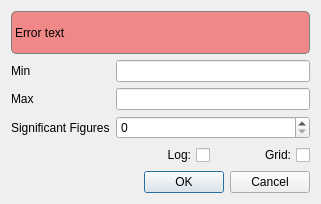
Before: the Qt Designer form qt/applications/workbench/workbench/plotting/axiseditor.ui in mantidproject/mantid, drawn with Qt 5.
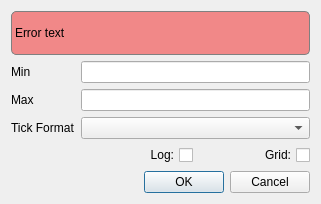
After: the same form once the commit is applied.

Commit message:
Add option to control axes tick format
This commit changes the previous commit from setting decimal places on plot axes to controlling the tick formatting so that they can be set independent of the axes scale.

re: #28853

```diff
--- a/qt/applications/workbench/workbench/plotting/axiseditor.ui
+++ b/qt/applications/workbench/workbench/plotting/axiseditor.ui
@@ -90,12 +90,12 @@
    <item row="5" column="1">
     <widget class="QLabel" name="label_3">
      <property name="text">
-      <string>Significant Figures</string>
+      <string>Tick Format</string>
      </property>
     </widget>
    </item>
    <item row="5" column="2">
-    <widget class="QSpinBox" name="editor_dec_place"/>
+    <widget class="QComboBox" name="editor_format"/>
    </item>
   </layout>
  </widget>
```
The commit also changes 3 other files.
